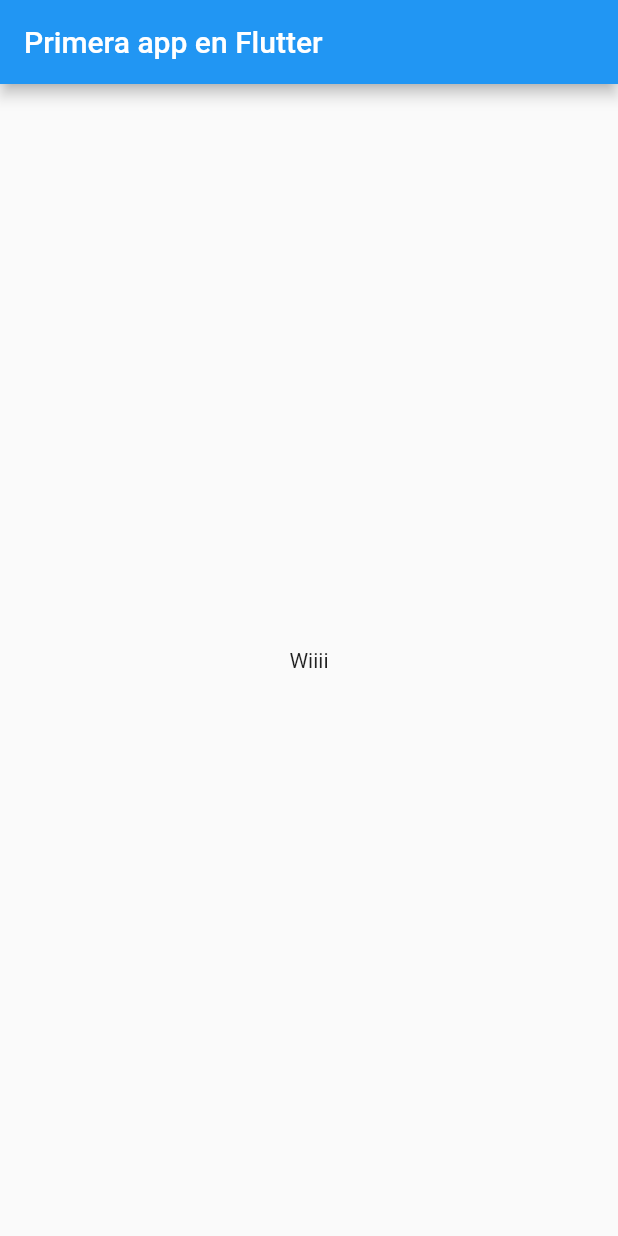
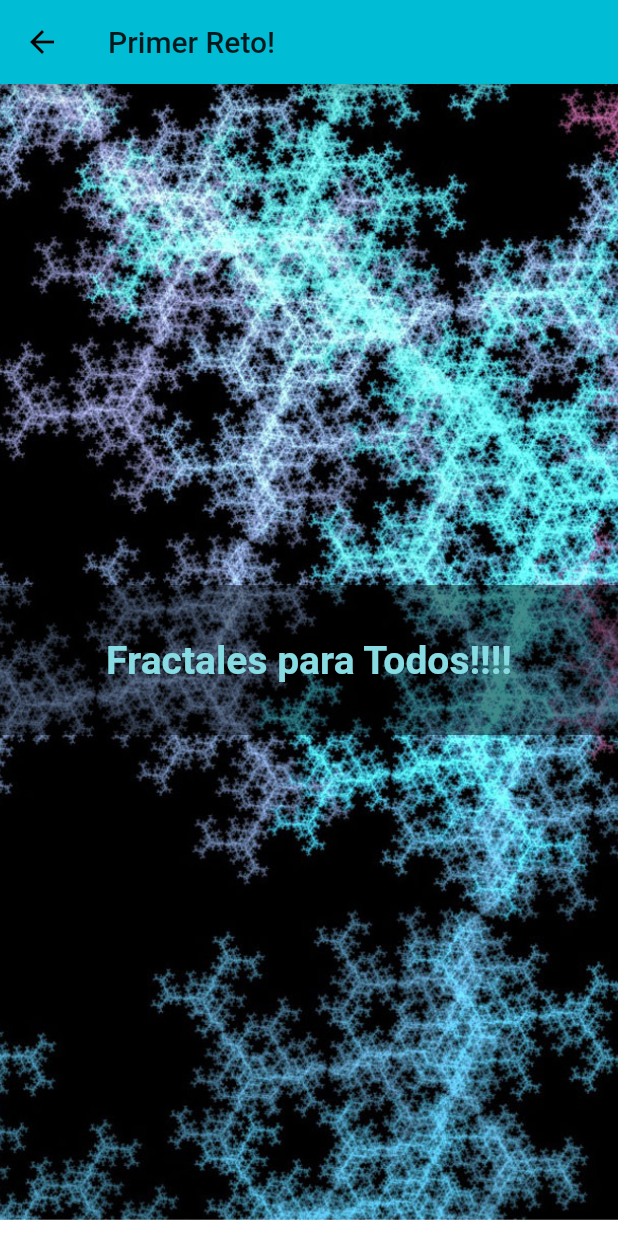
Before and after one commit to Netrhil/curso_flutter, a Flutter app: the screen it shows after launch, on a phone screen of 412 x 824 dp. Run offline on Flutter 3.47's test engine with Material 2 defaults, Android fonts, the phone set to English and light mode, and no system bars.

Commit message:
Segundo reto del curso finalizado
Signed-off-by: Jose Mansilla <saragar.jim@gmail.com>

```diff
--- a/lib/main.dart
+++ b/lib/main.dart
@@ -18,15 +18,44 @@ class MyApp extends StatelessWidget {
         // or simply save your changes to "hot reload" in a Flutter IDE).
         // Notice that the counter didn't reset back to zero; the application
         // is not restarted.
-        primarySwatch: Colors.blue,
+        primarySwatch: Colors.cyan,
       ),
       home: Scaffold(
         appBar: AppBar(
-          title: Text("Primera app en Flutter "),
-        ) ,
-        body: Center(
-          child: Text("Wiiii"),
-        ),)
+          title: Text('Primer Reto!'),
+          leading: IconButton(
+        icon: const Icon(Icons.arrow_back),
+        onPressed: () { Scaffold.of(context).openDrawer(); }
+      ),
+        ),
+        body: Stack(
+          children: <Widget>[
+            Container (
+              decoration: new BoxDecoration(
+                image: new DecorationImage(
+                  image: new AssetImage("assets/Digital-Fractal-Art.jpg"),
+                  fit: BoxFit.cover,),
+              ),
+            ),
+
+           Center(
+              child: Container(
+                color: const Color(0x73000000) ,
+                height: 100
+              ),
+            ),
+
+            Center(
+              child: Text(
+                'Fractales para Todos!!!!',
+                textAlign: TextAlign.center,
+                overflow: TextOverflow.ellipsis,
+                style: TextStyle(fontWeight: FontWeight.bold, fontSize: 26, color: Color(0xFF87DBE3)),
+              )
+            )
+          ],
+        )
+        )
       );
   }
 }
--- a/pubspec.yaml
+++ b/pubspec.yaml
@@ -36,6 +36,9 @@ flutter:
   # the material Icons class.
   uses-material-design: true
 
+  assets:
+    - assets/
+
   # To add assets to your application, add an assets section, like this:
   # assets:
   #  - images/a_dot_burr.jpeg
```
Also changed, not shown: assets/Digital-Fractal-Art.jpg (added).
